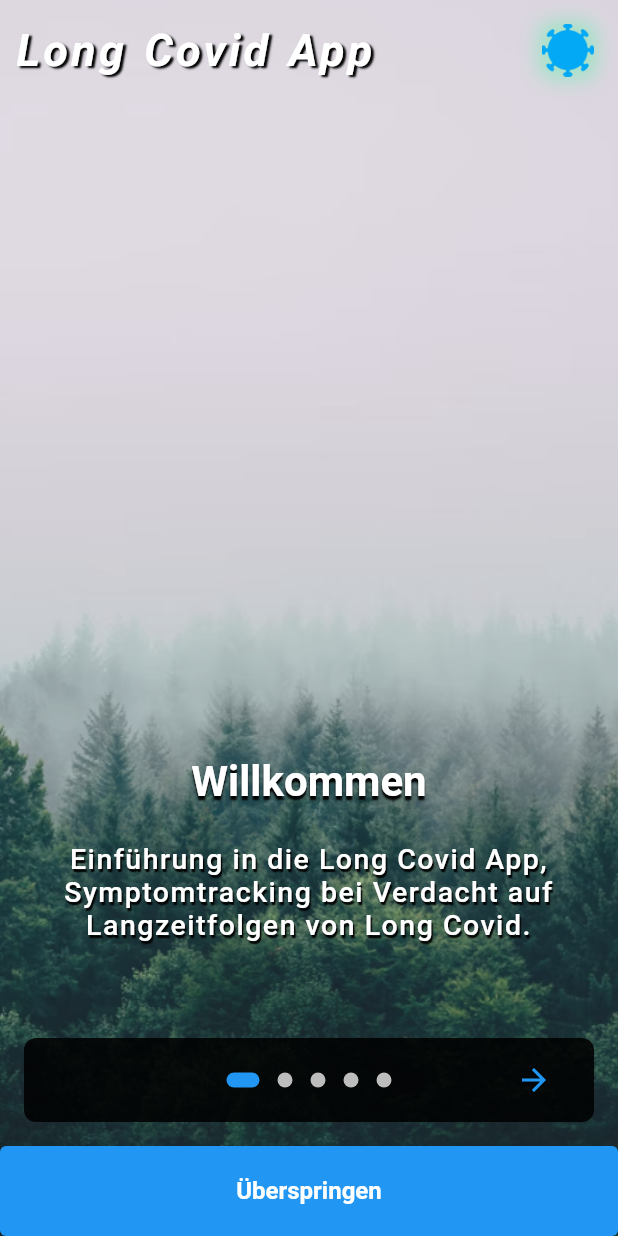
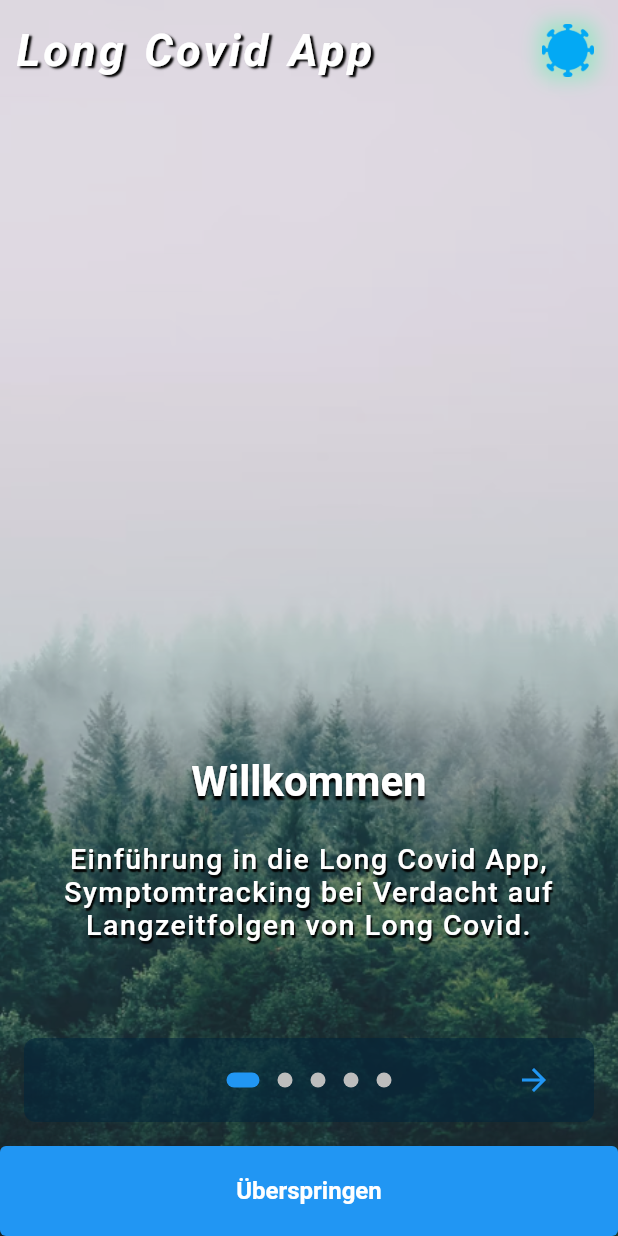
Before and after one commit to stenkjan/covidapp, a Flutter app: the screen it shows after launch, on a phone screen of 412 x 824 dp. Run offline on Flutter 3.47's test engine with Material 2 defaults, Android fonts, the phone set to English and light mode, and no system bars; drawn by our look-alikes of introduction_screen; our stand-ins replace camera, carousel_slider, charts_flutter, cloud_firestore, expandable, firebase_auth and 9 more; missing offline and left inert: draw_graph; accounts and stored records are empty.

Commit message:
fixed minor issues with intro screen and breathing exercise, getx problem when nav back in BreatheHome

```diff
--- a/lib/covidapp/login/wrapper.dart
+++ b/lib/covidapp/login/wrapper.dart
@@ -16,14 +16,22 @@ class Wrapper extends StatelessWidget {
     final authService = Provider.of<AuthService>(context);
     final calContent = Provider.of<CalendarContent>(context);
     final uid = authService.id;
+    bool adminIDMode = false;
 
     return StreamBuilder<User?>(
       stream: authService.user,
       builder: (_, AsyncSnapshot<User?> snapshot) {
         if (snapshot.connectionState == ConnectionState.active) {
           final User? user = snapshot.data;
+          if (adminIDMode == true &&
+              calContent.introList.contains("Hp3voKpg1hZE9uhfMHXjROc8lw72")) {
+            calContent.introList
+                .removeWhere((item) => item == "Hp3voKpg1hZE9uhfMHXjROc8lw72");
+            adminIDMode = false;
+          } //surpassing one time intro screen
           if (!calContent.introList.contains(uid)) {
             calContent.introList.add(uid);
+            adminIDMode = true;
             return OnBoardingPage();
           } else {
             return user == null ? const SignInScreen() : const T2Home();
--- a/lib/covidapp/uebungen/breathing/uebungen_main.dart
+++ b/lib/covidapp/uebungen/breathing/uebungen_main.dart
@@ -1,5 +1,5 @@
 import 'package:flutter/material.dart';
-import 'package:covidapp/covidapp/uebungen/breathing/home_page.dart';
+import 'package:covidapp/covidapp/uebungen/breathing/breathe_main.dart';
 import 'package:covidapp/covidapp/uebungen/breathing/theme_controller.dart';
 import 'package:get/get.dart';
 
@@ -48,7 +48,7 @@ class UebungBreathing extends GetView<ThemeController> {
                   ColorScheme.fromSwatch().copyWith(secondary: Colors.white),
             ),
             debugShowCheckedModeBanner: false,
-            home:  const HomePage(),
+            home: const BreatheHome(),
           );
         });
   }
--- a/lib/covidapp/uebungen/uebungen.dart
+++ b/lib/covidapp/uebungen/uebungen.dart
@@ -84,7 +84,7 @@ class UebungenState extends State<Uebungen> {
       child: InkWell(
         onTap: () {
           if (title == "Atem Übung") {
-            Navigator.of(context).pushReplacement(PageRouteBuilder(
+            Navigator.of(context).push(PageRouteBuilder(
                 pageBuilder: (_, __, ___) => const UebungBreathing()));
           }
           if (title == "Puls Analyse") {
--- a/lib/intro_screen.dart
+++ b/lib/intro_screen.dart
@@ -217,7 +217,7 @@ class _OnBoardingPageState extends State<OnBoardingPage> {
               introKey.currentState?.animateScroll(0);
             },
             style: ElevatedButton.styleFrom(
-              primary: Colors.lightBlue,
+              primary: const Color(0xFF15EDED),
               shape: RoundedRectangleBorder(
                 borderRadius: BorderRadius.circular(8.0),
               ),
@@ -278,7 +278,7 @@ class _OnBoardingPageState extends State<OnBoardingPage> {
         ),
       ),
       dotsContainerDecorator: const ShapeDecoration(
-        color: Colors.black87,
+        color: Color.fromARGB(153, 2, 37, 58),
         shape: RoundedRectangleBorder(
           borderRadius: BorderRadius.all(Radius.circular(8.0)),
         ),
```
Also changed, not shown: lib/covidapp/uebungen/breathing/breathe_controller.dart (+6 -3 lines), lib/covidapp/uebungen/breathing/breathe_main.dart (added, +153 -0 lines), lib/covidapp/uebungen/breathing/home_page.dart (deleted, +0 -122 lines).
